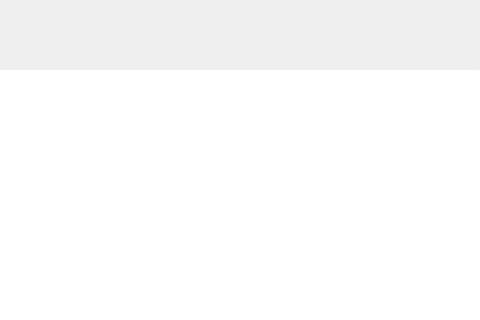
First picture: the form in plugins/PhononPlugin/cdchecker.ui, repository theCheeseboard/theBeat, before the edit; both pictures show x 144 to 624 and y 0 to 320 of the 624 by 451 pixel window.
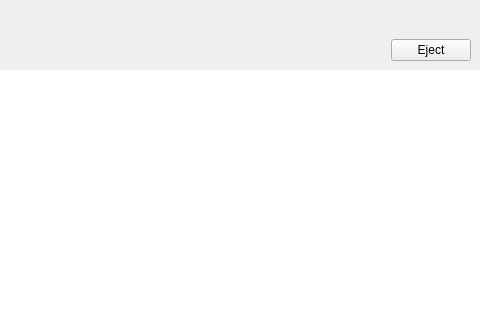
Second picture: the form after the edit. Icons and pictures are not drawn.

What changed in the file:
```diff
--- a/plugins/PhononPlugin/cdchecker.ui
+++ b/plugins/PhononPlugin/cdchecker.ui
@@ -69,6 +69,16 @@
           </property>
          </spacer>
         </item>
+        <item>
+         <widget class="QPushButton" name="ejectButton">
+          <property name="text">
+           <string>Eject</string>
+          </property>
+          <property name="icon">
+           <iconset theme="media-eject"/>
+          </property>
+         </widget>
+        </item>
        </layout>
       </item>
      </layout>
```
